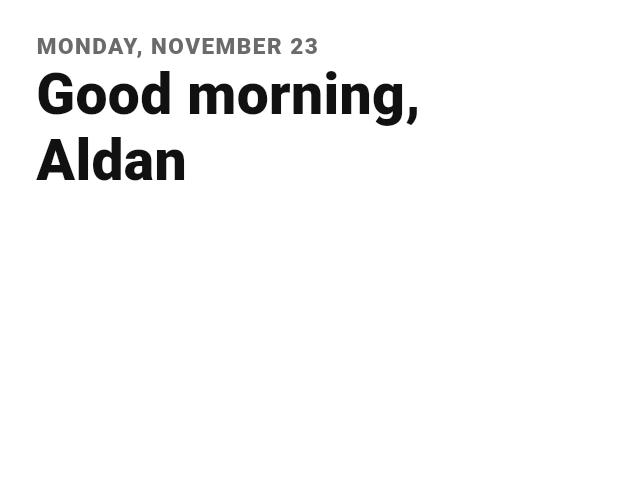
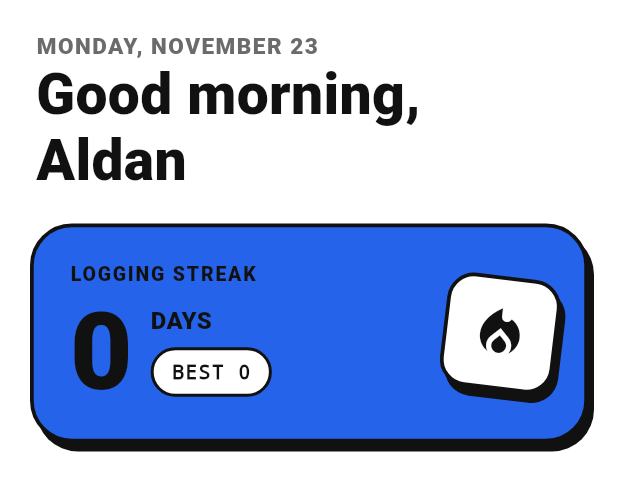
Before and after one commit to aldanjosephcarlomahinay24-collab/nutritrack-app, a Flutter app: the TodayScreen widget shown alone on an empty page, opened directly with empty values, on a phone screen of 412 x 824 dp. Shown: the top 491 px of the screen. Run offline on Flutter 3.47's test engine with Material 3 defaults, Android fonts, the phone set to English and light mode, and no system bars.

Commit message:
Add logging streak card with NEW PR badge (Rein's part)

```diff
--- a/lib/screens/today_screen.dart
+++ b/lib/screens/today_screen.dart
@@ -1,5 +1,6 @@
 import 'package:flutter/material.dart';
 
+import '../app_theme.dart';
 import '../data/meal_store.dart';
 import '../widgets/section_card.dart';
 
@@ -40,6 +41,8 @@ class TodayScreen extends StatelessWidget {
     return ListenableBuilder(
       listenable: store,
       builder: (context, _) {
+        final streak = store.currentStreak;
+        final best = store.bestStreak;
         return ListView(
           padding: const EdgeInsets.fromLTRB(20, 12, 20, 28),
           children: [
@@ -47,9 +50,105 @@ class TodayScreen extends StatelessWidget {
               eyebrow: _dateLabel(DateTime.now()),
               title: '${store.greeting},\n${store.userName}',
             ),
+            _StreakCard(streak: streak, best: best),
           ],
         );
       },
     );
   }
 }
+
+class _StreakCard extends StatelessWidget {
+  const _StreakCard({required this.streak, required this.best});
+
+  final int streak;
+  final int best;
+
+  @override
+  Widget build(BuildContext context) {
+    final isRecord = streak > 0 && streak >= best;
+    return SectionCard(
+      color: AppColors.blue,
+      padding: const EdgeInsets.fromLTRB(24, 22, 18, 22),
+      child: Row(
+        children: [
+          Expanded(
+            child: Column(
+              crossAxisAlignment: CrossAxisAlignment.start,
+              children: [
+                const Label('Logging streak'),
+                const SizedBox(height: 6),
+                Row(
+                  crossAxisAlignment: CrossAxisAlignment.end,
+                  children: [
+                    Text(
+                      '$streak',
+                      style: const TextStyle(
+                        fontSize: 72,
+                        height: 1,
+                        fontWeight: FontWeight.w900,
+                        color: AppColors.ink,
+                      ),
+                    ),
+                    const SizedBox(width: 12),
+                    Padding(
+                      padding: const EdgeInsets.only(bottom: 6),
+                      child: Column(
+                        crossAxisAlignment: CrossAxisAlignment.start,
+                        children: [
+                          Text(
+                            streak == 1 ? 'DAY' : 'DAYS',
+                            style: const TextStyle(
+                              fontSize: 16,
+                              fontWeight: FontWeight.w900,
+                              color: AppColors.ink,
+                            ),
+                          ),
+                          const SizedBox(height: 6),
+                          Pill('BEST $best'),
+                        ],
+                      ),
+                    ),
+                  ],
+                ),
+              ],
+            ),
+          ),
+          Column(
+            children: [
+              Transform.rotate(
+                angle: 0.12,
+                child: Container(
+                  width: 76,
+                  height: 76,
+                  decoration: BoxDecoration(
+                    color: Colors.white,
+                    borderRadius: BorderRadius.circular(18),
+                    border: Border.fromBorderSide(popBorder),
+                    boxShadow: popShadow,
+                  ),
+                  child: const Icon(
+                    Icons.local_fire_department,
+                    size: 40,
+                    color: AppColors.ink,
+                  ),
+                ),
+              ),
+              if (isRecord) ...[
+                const SizedBox(height: 12),
+                Transform.rotate(
+                  angle: 0.08,
+                  child: const Pill(
+                    'NEW PR',
+                    color: AppColors.ink,
+                    textColor: Colors.white,
+                  ),
+                ),
+              ],
+            ],
+          ),
+        ],
+      ),
+    );
+  }
+}
```
